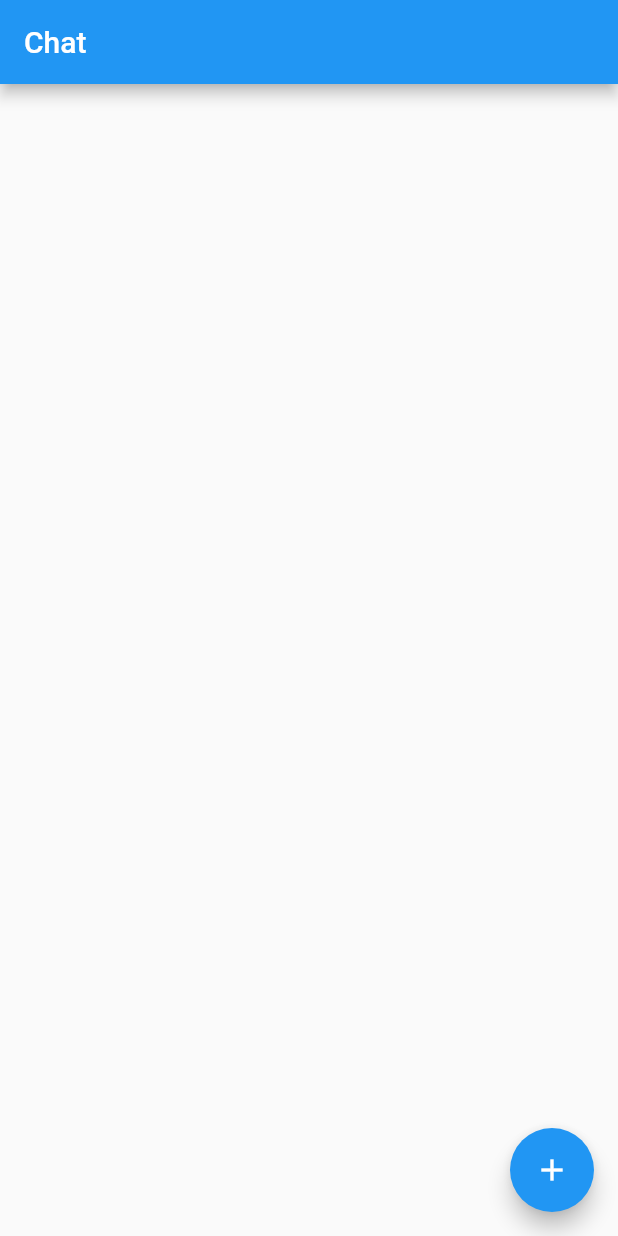
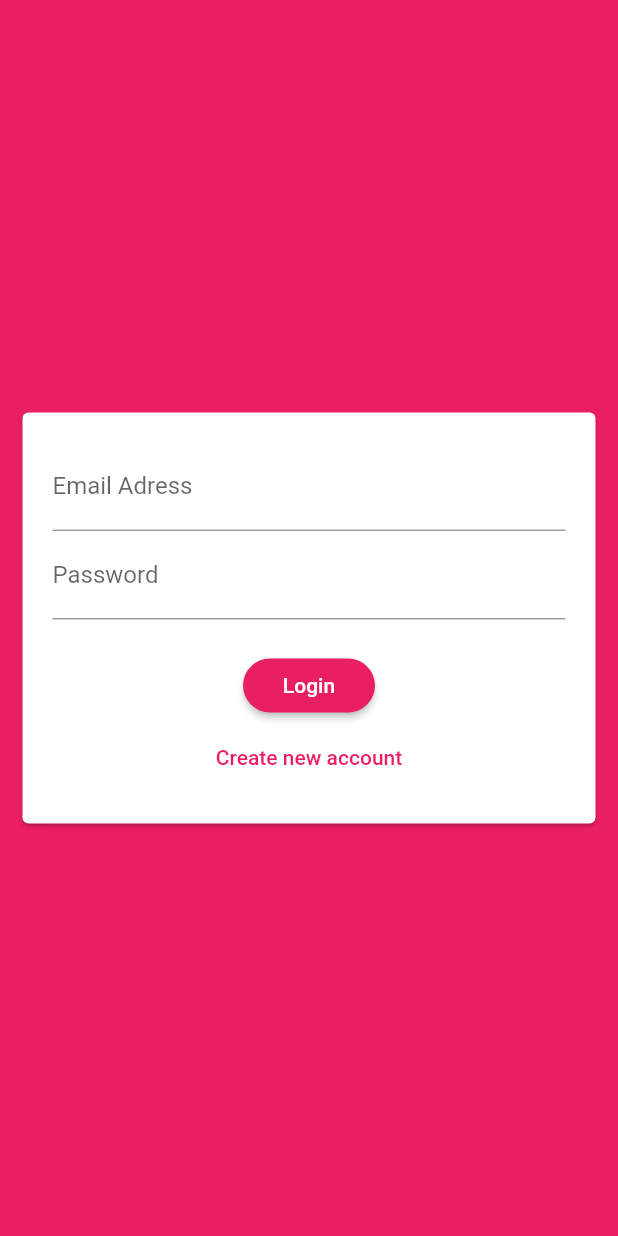
Before and after one commit to Muhammed-AbdelGhany/flutter-chat, a Flutter app: the screen it shows after launch, on a phone screen of 412 x 824 dp. Run offline on Flutter 3.47's test engine with Material 2 defaults, Android fonts, the phone set to English and light mode, and no system bars; our stand-ins replace cloud_firestore, firebase_core; accounts and stored records are empty.

Commit message:
added auth screen

```diff
--- a/lib/main.dart
+++ b/lib/main.dart
@@ -1,3 +1,4 @@
+import 'package:chat_app/screens/auth_screen.dart';
 import 'package:chat_app/screens/chat_screen.dart';
 import 'package:firebase_core/firebase_core.dart';
 import 'package:flutter/material.dart';
@@ -11,9 +12,19 @@ class MyApp extends StatelessWidget {
   @override
   Widget build(BuildContext context) {
     return MaterialApp(
-      title: 'Flutter Demo',
+      title: 'Flutter Chat',
       theme: ThemeData(
-        primarySwatch: Colors.blue,
+        primarySwatch: Colors.pink,
+        backgroundColor: Colors.pink,
+        accentColor: Colors.deepPurple,
+        accentColorBrightness: Brightness.dark,
+        buttonTheme: ButtonTheme.of(context).copyWith(
+          buttonColor: Colors.pink,
+          textTheme: ButtonTextTheme.primary,
+          shape: RoundedRectangleBorder(
+            borderRadius: BorderRadius.circular(20),
+          ),
+        ),
         visualDensity: VisualDensity.adaptivePlatformDensity,
       ),
       home: FutureBuilder(
@@ -23,7 +34,7 @@ class MyApp extends StatelessWidget {
                 ? Center(
                     child: CircularProgressIndicator(),
                   )
-                : ChatScreen(),
+                : AuthScreen(),
       ),
     );
   }
--- a/lib/screens/auth_screen.dart
+++ b/lib/screens/auth_screen.dart
@@ -0,0 +1,19 @@
+import 'package:chat_app/widgets/auth_form_widget.dart';
+import 'package:flutter/material.dart';
+
+class AuthScreen extends StatefulWidget {
+  @override
+  _AuthScreenState createState() => _AuthScreenState();
+}
+
+class _AuthScreenState extends State<AuthScreen> {
+  void onSubmit(String email, String username, String password, bool isLogin) {}
+
+  @override
+  Widget build(BuildContext context) {
+    return Scaffold(
+      backgroundColor: Theme.of(context).primaryColor,
+      body: AuthForm(onSubmit),
+    );
+  }
+}
--- a/lib/screens/chat_screen.dart
+++ b/lib/screens/chat_screen.dart
@@ -1,5 +1,4 @@
 import 'package:cloud_firestore/cloud_firestore.dart';
-import 'package:firebase_core/firebase_core.dart';
 import 'package:flutter/material.dart';
 
 class ChatScreen extends StatelessWidget {
--- /dev/null
+++ b/lib/widgets/auth_form_widget.dart
@@ -0,0 +1,117 @@
+import 'package:flutter/material.dart';
+
+class AuthForm extends StatefulWidget {
+  final Function(String email, String username, String password, bool isLogin)
+      submitFn;
+
+  AuthForm(this.submitFn);
+  @override
+  _AuthFormState createState() => _AuthFormState();
+}
+
+class _AuthFormState extends State<AuthForm> {
+  final _formkey = GlobalKey<FormState>();
+  var islogin = true;
+  String email = '';
+  String username = '';
+  String password = '';
+
+  void _onsubmit() {
+    final isValid = _formkey.currentState.validate();
+    FocusScope.of(context).unfocus();
+    if (isValid) {
+      _formkey.currentState.save();
+      widget.submitFn(
+        email,
+        username,
+        password,
+        islogin,
+      );
+    }
+  }
+
+  @override
+  Widget build(BuildContext context) {
+    return Center(
+      child: Card(
+        margin: EdgeInsets.all(15),
+        child: SingleChildScrollView(
+          child: Padding(
+            padding: EdgeInsets.all(20),
+            child: Form(
+              key: _formkey,
+              child: Column(
+                mainAxisSize: MainAxisSize.min,
+                children: [
+                  TextFormField(
+                    key: ValueKey('email'),
+                    validator: (value) {
+                      if (value.isEmpty || !value.contains("@")) {
+                        return 'Please Enter a valid email';
+                      } else
+                        return null;
+                    },
+                    keyboardType: TextInputType.emailAddress,
+                    decoration: InputDecoration(
+                      labelText: 'Email Adress',
+                    ),
+                    onSaved: (value) {
+                      email = value;
+                    },
+                  ),
+                  if (!islogin)
+                    TextFormField(
+                      key: ValueKey('username'),
+                      decoration: InputDecoration(labelText: 'Username'),
+                      validator: (value) {
+                        if (value.isEmpty || value.length < 4) {
+                          return 'Short username, Please enter at least 4 characters';
+                        } else
+                          return null;
+                      },
+                      onSaved: (value) {
+                        username = value;
+                      },
+                    ),
+                  TextFormField(
+                    key: ValueKey('password'),
+                    decoration: InputDecoration(
+                      labelText: 'Password',
+                    ),
+                    obscureText: true,
+                    validator: (value) {
+                      if (value.isEmpty || value.length < 7) {
+                        return 'short Password, Please enter at least 7 charcter';
+                      } else
+                        return null;
+                    },
+                    onSaved: (value) {
+                      password = value;
+                    },
+                  ),
+                  SizedBox(
+                    height: 20,
+                  ),
+                  RaisedButton(
+                    onPressed: _onsubmit,
+                    child: Text(islogin ? 'Login' : 'Signup'),
+                  ),
+                  FlatButton(
+                    onPressed: () {
+                      setState(() {
+                        islogin = !islogin;
+                      });
+                    },
+                    child: Text(
+                        islogin ? 'Create new account' : 'already got account'),
+                    textColor: Theme.of(context).primaryColor,
+                  ),
+                ],
+              ),
+            ),
+          ),
+        ),
+      ),
+    );
+  }
+}
```
